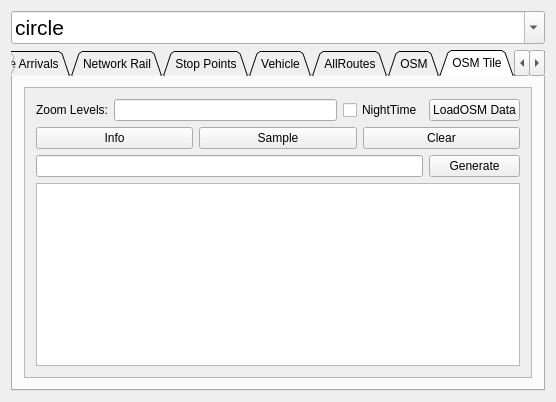
Before: the Qt Designer form Widget.ui in Enthusiastic-Coder/tflTest, drawn with Qt 5.
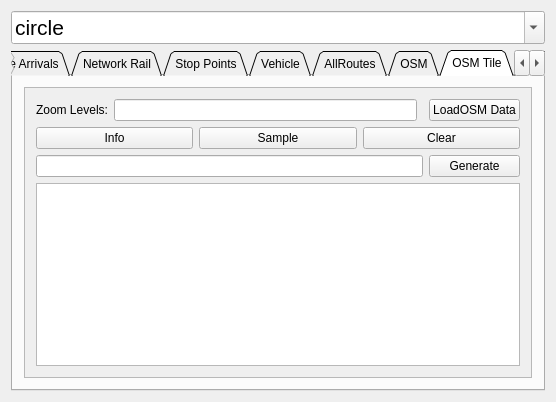
After: the same form once the commit is applied.

Commit message: Auto render all tiles

```diff
--- a/Widget.ui
+++ b/Widget.ui
@@ -672,13 +672,6 @@
            <item row="10" column="1" colspan="4">
             <widget class="QTextEdit" name="textEditOSMLoadDebug"/>
            </item>
-           <item row="3" column="3">
-            <widget class="QCheckBox" name="checkBoxOSMNightTime">
-             <property name="text">
-              <string>NightTime</string>
-             </property>
-            </widget>
-           </item>
            <item row="3" column="1">
             <widget class="QLabel" name="label_7">
              <property name="text">
```
The commit also changes 2 other files.
